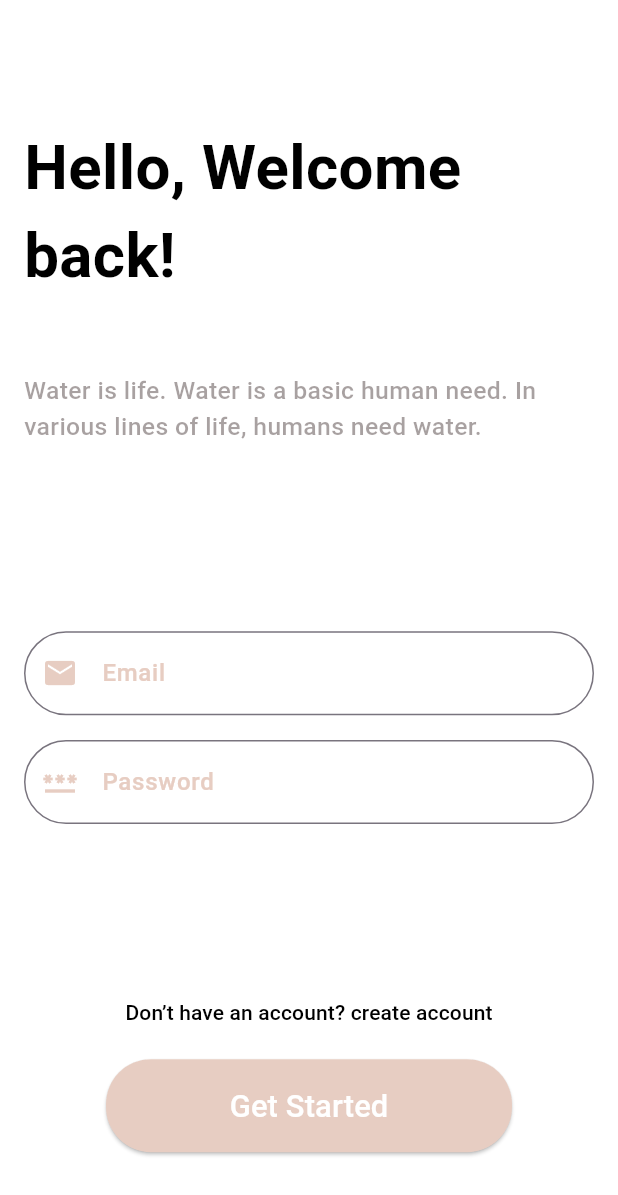
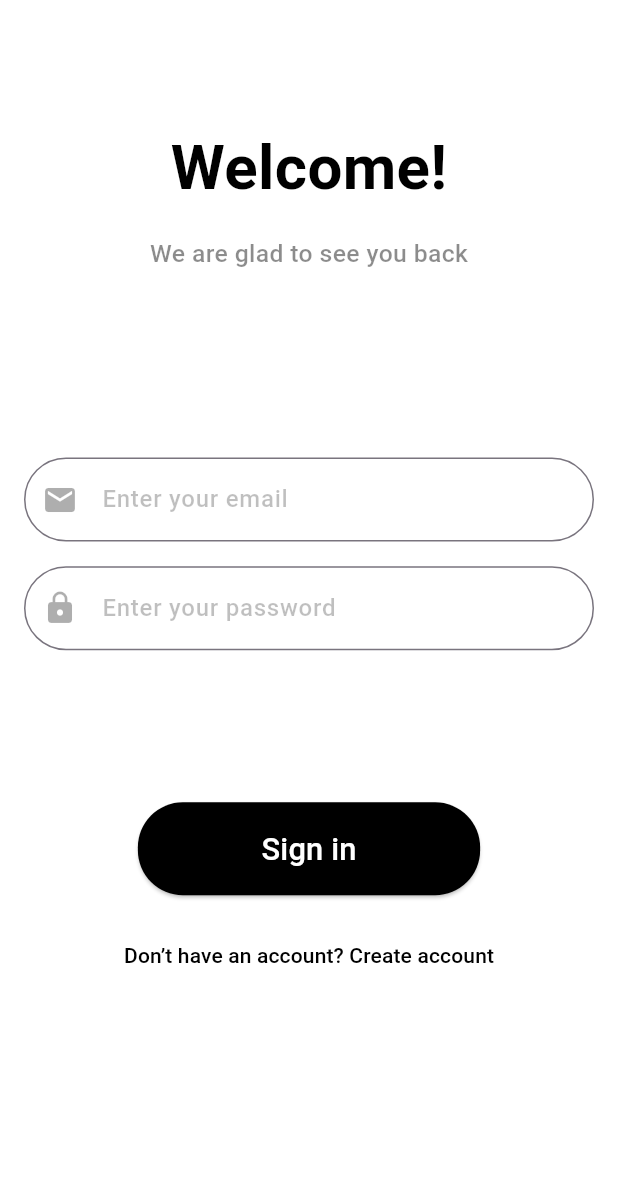
Before and after one commit to AlaaH0ssam/E-commerce, a Flutter app: the loginscreen screen opened by its route, on a phone screen of 412 x 824 dp. Shown: the top 1195 px of the screen. Run offline on Flutter 3.47's test engine with Material 3 defaults, Android fonts, the light colour scheme and no system bars; our stand-ins replace shared_preferences, smooth_page_indicator; accounts and stored records are empty.

Commit message:
update colors

```diff
--- a/app/lib/Accountscreen.dart
+++ b/app/lib/Accountscreen.dart
@@ -178,8 +178,7 @@ class AccountScreen extends StatelessWidget {
                               ///////////////LOG OUT/////////////////
                             },
                             style: ElevatedButton.styleFrom(
-                              backgroundColor:
-                                  const Color.fromARGB(255, 231, 205, 194),
+                              backgroundColor: Colors.black54,
                               padding: EdgeInsets.symmetric(
                                 horizontal: screenWidth * 0.2,
                                 vertical: screenHeight * 0.02,
--- a/app/lib/HomeScreen.dart
+++ b/app/lib/HomeScreen.dart
@@ -123,21 +123,21 @@ class _HomeScreenState extends State<HomeScreen> {
           BottomNavigationBarItem(
             icon: Icon(
               Icons.home,
-              color: const Color.fromARGB(255, 231, 205, 194),
+              color: Colors.black54,
             ),
             label: 'Home',
           ),
           BottomNavigationBarItem(
             icon: Icon(
               Icons.favorite,
-              color: const Color.fromARGB(255, 231, 205, 194),
+              color: Colors.black54,
             ),
             label: 'Favorites',
           ),
           BottomNavigationBarItem(
             icon: Icon(
               Icons.account_circle,
-              color: const Color.fromARGB(255, 231, 205, 194),
+              color: Colors.black54,
             ),
             label: 'Account',
           ),
--- a/app/lib/login.dart
+++ b/app/lib/login.dart
@@ -19,11 +19,9 @@ class loginscreen extends StatelessWidget {
             child: Column(
               crossAxisAlignment: CrossAxisAlignment.center,
               children: [
-                  SizedBox(
-                    height: screenHeight * 0.08,
-                  ),
+                SizedBox(height: screenHeight * 0.08),
                 Text(
-                    'Hello, Welcome back!',
+                  'Welcome!',
                   textAlign: TextAlign.left,
                   style: TextStyle(
                     color: Colors.black,
@@ -31,54 +29,50 @@ class loginscreen extends StatelessWidget {
                     fontSize: screenWidth * 0.1,
                   ),
                 ),
-                  SizedBox(
-                    height: screenHeight * 0.0599,
-                  ),
+                SizedBox(height: screenHeight * 0.02),
                 Text(
-                    'Water is life. Water is a basic human need. In various lines of life, humans need water.',
+                  'We are glad to see you back',
                   textAlign: TextAlign.left,
                   style: TextStyle(
-                      color: const Color.fromARGB(115, 62, 46, 46),
+                    color: Colors.black45,
                     fontSize: screenWidth * 0.04,
                     fontWeight: FontWeight.w500,
                   ),
                 ),
-                  SizedBox(
-                    height: screenHeight * 0.15,
-                  ),
+                SizedBox(height: screenHeight * 0.15),
+                // Email Field
                 TextFormField(
                   validator: (value) {
                     if (value!.isEmpty) {
-                        return 'Please enter Email';
+                      return 'Please enter your email';
                     }
                     return null;
                   },
                   decoration: InputDecoration(
                     border: OutlineInputBorder(
                       borderRadius: BorderRadius.circular(50),
-                        borderSide: BorderSide(
-                            color: const Color.fromARGB(255, 231, 205, 194),
+                      borderSide: const BorderSide(
+                          color: Color.fromARGB(255, 231, 205, 194),
                           width: 1.0),
                     ),
-                      labelText: 'Email',
-                      labelStyle: TextStyle(
-                        color: const Color.fromARGB(255, 231, 205, 194),
+                    labelText: 'Enter your email',
+                    labelStyle: const TextStyle(
+                      color: Color.fromARGB(64, 0, 0, 0),
                       fontWeight: FontWeight.w500,
                     ),
-                      prefixIcon: Icon(
+                    prefixIcon: const Icon(
                       Icons.email,
-                        color: const Color.fromARGB(255, 231, 205, 194),
+                      color: Color.fromARGB(81, 0, 0, 0),
                     ),
                   ),
                   keyboardType: TextInputType.emailAddress,
                 ),
-                  SizedBox(
-                    height: screenHeight * 0.02,
-                  ),
+                SizedBox(height: screenHeight * 0.02),
+                // Password Field
                 TextFormField(
                   validator: (value) {
                     if (value!.isEmpty) {
-                        return 'Please enter Password';
+                      return 'Please enter your password';
                     }
                     return null;
                   },
@@ -86,53 +80,30 @@ class loginscreen extends StatelessWidget {
                   decoration: InputDecoration(
                     border: OutlineInputBorder(
                       borderRadius: BorderRadius.circular(50),
-                        borderSide: BorderSide(
-                            color: const Color.fromARGB(255, 231, 205, 194),
+                      borderSide: const BorderSide(
+                          color: Color.fromARGB(255, 231, 205, 194),
                           width: 1.0),
                     ),
-                      labelText: 'Password',
-                      labelStyle: TextStyle(
-                        color: const Color.fromARGB(255, 231, 205, 194),
+                    labelText: 'Enter your password',
+                    labelStyle: const TextStyle(
+                      color: Color.fromARGB(64, 0, 0, 0),
                       fontWeight: FontWeight.w500,
                     ),
-                      prefixIcon: Icon(
-                        Icons.password,
-                        color: const Color.fromARGB(255, 231, 205, 194),
+                    prefixIcon: const Icon(
+                      Icons.lock,
+                      color: Color.fromARGB(81, 0, 0, 0),
                     ),
                   ),
                 ),
-                  SizedBox(
-                    height: screenHeight * 0.123,
-                  ),
-                  TextButton(
-                    onPressed: () {
-                      Navigator.pop(context, '/create-account');
-                    },
-                    child: Text(
-                      'Don’t have an account? create account',
-                      style: TextStyle(
-                        color: Colors.black,
-                      ),
-                    ),
-                  ),
-                  SizedBox(
-                    height: screenHeight * 0.009,
-                  ),
+                SizedBox(height: screenHeight * 0.123),
                 ElevatedButton(
                   onPressed: () {
                     if (formkey.currentState!.validate()) {
                       Navigator.pushNamed(context, '/Home');
                     }
                   },
-                    child: Text(
-                      'Get Started',
-                      style: TextStyle(
-                        fontSize: screenWidth * 0.05,
-                        color: Colors.white,
-                      ),
-                    ),
                   style: ElevatedButton.styleFrom(
-                      backgroundColor: const Color.fromARGB(255, 231, 205, 194),
+                    backgroundColor: Colors.black,
                     padding: EdgeInsets.symmetric(
                       horizontal: screenWidth * 0.2,
                       vertical: screenHeight * 0.02,
@@ -141,11 +112,31 @@ class loginscreen extends StatelessWidget {
                       borderRadius: BorderRadius.circular(30),
                     ),
                   ),
+                  child: Text(
+                    'Sign in',
+                    style: TextStyle(
+                      fontSize: screenWidth * 0.05,
+                      color: Colors.white,
+                    ),
+                  ),
+                ),
+                SizedBox(height: screenHeight * 0.02),
+                TextButton(
+                  onPressed: () {
+                    Navigator.pushNamed(context, '/create-account');
+                  },
+                  child: const Text(
+                    'Don’t have an account? Create account',
+                    style: TextStyle(
+                      color: Colors.black,
+                    ),
+                  ),
                 ),
               ],
             ),
           ),
         ),
-        ));
+      ),
+    );
   }
 }
--- a/app/lib/onboardscreens.dart
+++ b/app/lib/onboardscreens.dart
@@ -27,7 +27,7 @@ class _OnboardingScreenState extends State<OnboardingScreen> {
 
     if (isOnboardingCompleted) {
       Navigator.of(context).pushReplacement(
-        MaterialPageRoute(builder: (context) => HomeScreen()),
+        MaterialPageRoute(builder: (context) => CreateaccountScreen()),
       );
     }
   }
```
Also changed, not shown: app/lib/CreateAccount.dart (+38 -32 lines). Lines whose indentation alone changed are shown as unchanged.
